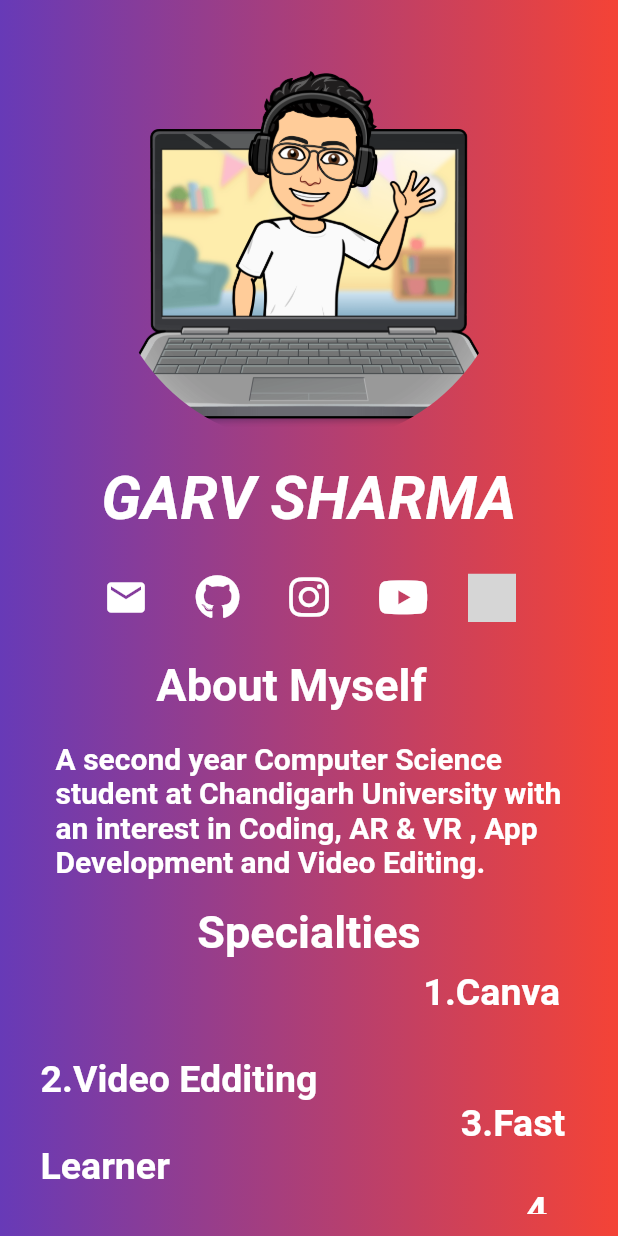
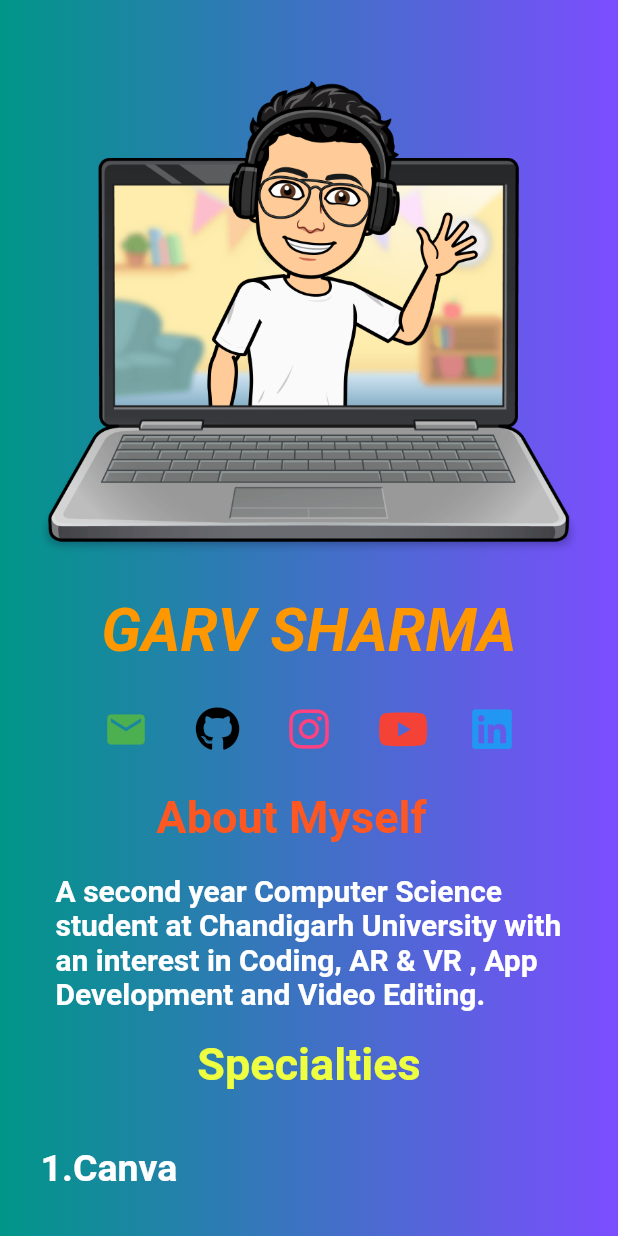
Before and after one commit to garvsharmxa/FLUTTER_INTRODUCTION_UI-, a Flutter app: the HomePage screen opened by its route, on a phone screen of 412 x 824 dp. Run offline on Flutter 3.47's test engine with Material 2 defaults, Android fonts, the phone set to English and light mode, and no system bars; our stand-ins replace font_awesome_flutter; grey boxes are pictures that could not be loaded.

Commit message:
My Introduction App

```diff
--- a/lib/home/home.dart
+++ b/lib/home/home.dart
@@ -10,25 +10,18 @@ class HomePage extends StatelessWidget {
   @override
   Widget build(BuildContext context) {
 
-    final garv = const Hero(
+    const garv = Hero(
       tag: 'hero',
-      child: Padding(
-        padding: EdgeInsets.all(0),
-        child: CircleAvatar(
-          radius: 135.0,
-          backgroundColor: Colors.transparent,
-          backgroundImage: AssetImage('assets/lw.png'),
-        ),
-      ),
+      child: Image(image: AssetImage("assets/lw.png"))
     );
 
-    final welcome = const Padding(
+    const welcome = Padding(
       padding: EdgeInsets.all(12.0),
       child: Text(
         "GARV SHARMA",
         style: TextStyle(
             fontSize: 40.0,
-            color: Colors.white,
+            color: Colors.orange,
             fontStyle: FontStyle.italic,
             fontWeight: FontWeight.bold),
       ),
@@ -43,10 +36,10 @@ class HomePage extends StatelessWidget {
             color: Colors.transparent,
             child: IconButton(
               onPressed: () => launch('mailto:sgarv0710@gmail.com'),
-              icon: Icon(
+              icon: const Icon(
                 Icons.email,
                 size: 30,
-                color: Colors.white,
+                color: Colors.green,
               ),
             ),
           ),
@@ -57,10 +50,10 @@ class HomePage extends StatelessWidget {
             color: Colors.transparent,
             child: IconButton(
               onPressed: () => launch('https://github.com/garvsharmxa'),
-              icon: Icon(
+              icon: const Icon(
                 FontAwesomeIcons.github,
                 size: 30,
-                color: Colors.white,
+                color: Colors.black,
               ),
             ),
           ),
@@ -71,10 +64,10 @@ class HomePage extends StatelessWidget {
             color: Colors.transparent,
             child: IconButton(
               onPressed: () => launch('https://www.instagram.com/garvsharmxa/'),
-              icon: Icon(
+              icon: const Icon(
                 FontAwesomeIcons.instagram,
                 size: 30,
-                color: Colors.white,
+                color: Colors.pinkAccent,
               ),
             ),
           ),
@@ -86,25 +79,25 @@ class HomePage extends StatelessWidget {
             child: IconButton(
               onPressed: () => launch(
                   'https://www.youtube.com/channel/UCP6jI0MWwGSCL5SIWnwyTzQ'),
-              icon: Icon(
+              icon: const Icon(
                 FontAwesomeIcons.youtube,
                 size: 30,
-                color: Colors.white,
+                color: Colors.red,
               ),
             ),
           ),
         ),
         Padding(
-          padding: EdgeInsets.all(6.5),
+          padding: const EdgeInsets.all(6.5),
           child: Container(
             color: Colors.transparent,
             child: IconButton(
               onPressed: () =>
                   launch('https://www.linkedin.com/in/garvsharmxa/'),
-              icon: Icon(
-                FontAwesomeIcons.li nkedin,
+              icon: const Icon(
+                FontAwesomeIcons.linkedin,
                 size: 30,
-                color: Colors.white,
+                color: Colors.blue,
               ),
             ),
           ),
@@ -112,16 +105,16 @@ class HomePage extends StatelessWidget {
       ],
     );
 
-    final intro = const Padding(
+    const intro = Padding(
       padding: EdgeInsets.all(10.0),
       child: Text(
         "         About Myself                               ",
         style: TextStyle(
-            fontSize: 30.0, color: Colors.white, fontWeight: FontWeight.bold),
+            fontSize: 30.0, color: Colors.deepOrange, fontWeight: FontWeight.bold),
       ),
     );
 
-    final lorem = const Padding(
+    const lorem = Padding(
       padding: EdgeInsets.all(10.0),
       child: Text(
         "A second year Computer Science student at Chandigarh University with an interest in Coding, AR & VR , App Development and Video Editing.",
@@ -130,24 +123,24 @@ class HomePage extends StatelessWidget {
       ),
     );
 
-    final preet = const Padding(
+    const preet = Padding(
       padding: EdgeInsets.all(8.0),
       child: Text(
         "Specialties",
         style: TextStyle(
-            fontSize: 30.0, color: Colors.white, fontWeight: FontWeight.bold),
+            fontSize: 30.0, color: Colors.limeAccent, fontWeight: FontWeight.bold),
       ),
     );
 
-    final boy = const Padding(
+    const boy = Padding(
       padding: EdgeInsets.all(0),
       child: Text(
-        "                                         1.Canva       ",
+        "                                             1.Canva       ",
         style: TextStyle(
             fontSize: 25.0, color: Colors.white, fontWeight: FontWeight.bold),
       ),
     );
-    final bag = const Padding(
+    const bag = Padding(
       padding: EdgeInsets.all(0),
       child: Text(
         "                                                     2.Video Edditing       ",
@@ -156,18 +149,18 @@ class HomePage extends StatelessWidget {
       ),
     );
 
-    final car = const Padding(
+    const car = Padding(
       padding: EdgeInsets.all(0),
       child: Text(
-        "                                             3.Fast Learner    ",
+        "                                                3.Fast Learner    ",
         style: TextStyle(
             fontSize: 25.0, color: Colors.white, fontWeight: FontWeight.bold),
       ),
     );
-    final cad = const Padding(
+    const cad = Padding(
       padding: EdgeInsets.all(0),
       child: Text(
-        "                                                    4.   ",
+        "                                                      4.",
         style: TextStyle(
             fontSize: 25.0, color: Colors.white, fontWeight: FontWeight.bold),
       ),
@@ -177,10 +170,10 @@ class HomePage extends StatelessWidget {
       width: MediaQuery.of(context).size.width,
       padding: const EdgeInsets.all(15.0),
       decoration: const BoxDecoration(
-        gradient: LinearGradient(colors: [Colors.deepPurple, Colors.red]),
+        gradient: LinearGradient(colors: [Colors.teal, Colors.deepPurpleAccent]),
       ),
       child: SingleChildScrollView(
-        child: Padding( padding: EdgeInsets.all(12),
+        child: Padding( padding: const EdgeInsets.all(12),
           child: Column(
             children: [
               garv,
--- a/pubspec.yaml
+++ b/pubspec.yaml
@@ -37,6 +37,7 @@ dependencies:
   font_awesome_flutter: ^10.1.0
   url_launcher: ^6.1.4
   rename: ^2.0.1
+  flutter_svg: ^1.1.3
 
 
 dev_dependencies:
```
Also changed, not shown: pubspec.lock.
